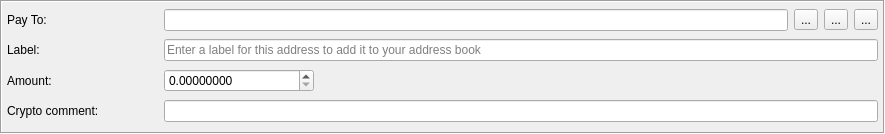
This is src/gui/ui/transferframe.ui in Mythicaler/digitalkabwallet as Qt 5 draws it before an edit. The edited form follows.
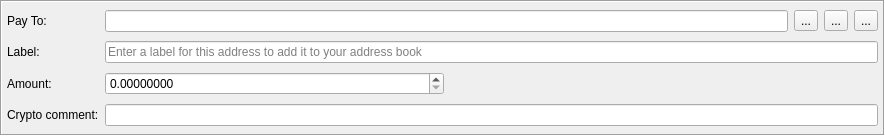
This is the edited form. Icons and pictures are not drawn.

```diff
--- a/src/gui/ui/transferframe.ui
+++ b/src/gui/ui/transferframe.ui
@@ -7,7 +7,7 @@
     <x>0</x>
     <y>0</y>
     <width>885</width>
-    <height>134</height>
+    <height>136</height>
    </rect>
   </property>
   <property name="windowTitle">
@@ -19,7 +19,7 @@
   <property name="frameShadow">
    <enum>QFrame::Sunken</enum>
   </property>
-  <layout class="QGridLayout" name="gridLayout">
+  <layout class="QGridLayout" name="gridLayout" columnstretch="0,1,1,1,1,1">
    <property name="leftMargin">
     <number>5</number>
    </property>
```
